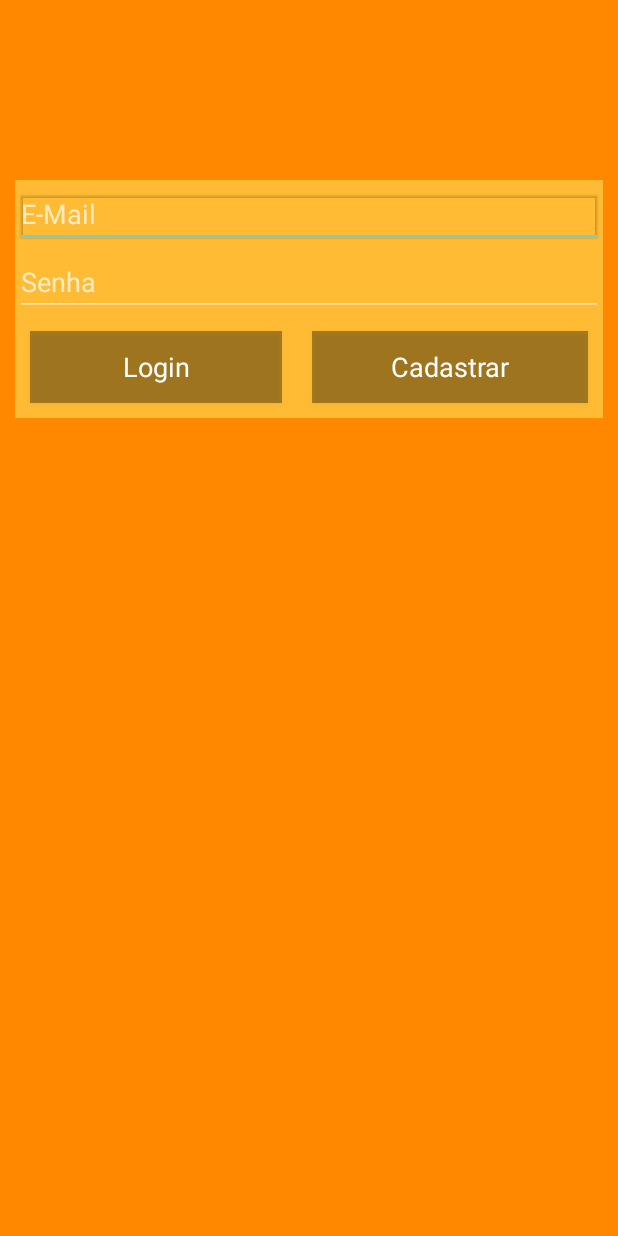
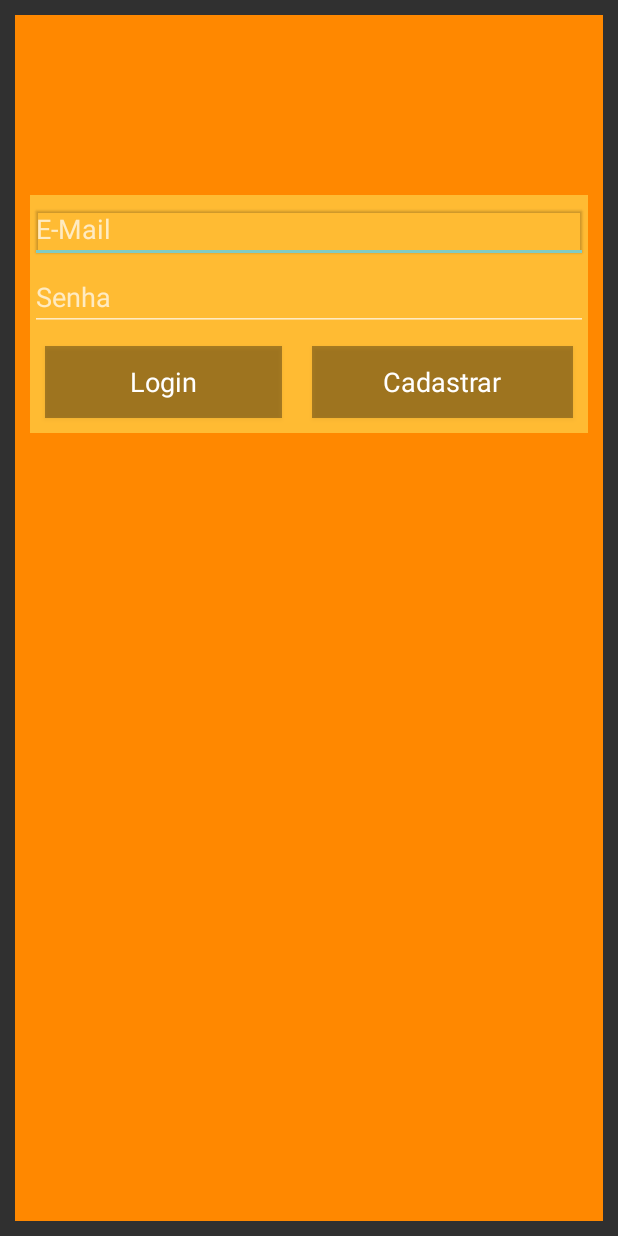
Before and after one commit to WallyssonChristian/LoginApp, an Android app: the screen it shows after launch (MainActivity), on a phone screen of 412 x 824 dp. Run offline under Robolectric (Android 15) with nearby library versions, the phone set to English and light mode, and no system bars.

```diff
--- a/app/src/main/java/com/example/administrador/loginapp/CriaBanco.java
+++ b/app/src/main/java/com/example/administrador/loginapp/CriaBanco.java
@@ -9,7 +9,7 @@ import android.database.sqlite.SQLiteOpenHelper;
 public class CriaBanco extends SQLiteOpenHelper {
     private static final String nome_Banco = "banco.db";
     protected static final String tabela = "filmes";
-    private static final String id = "_id";
+    protected static final String id = "_id";
     protected static final String titulo = "titulo";
     protected static final String categoria = "categoria";
     protected static final String classificacao = "classificacao";
--- a/app/src/main/java/com/example/administrador/loginapp/MainActivity.java
+++ b/app/src/main/java/com/example/administrador/loginapp/MainActivity.java
@@ -30,7 +30,8 @@ public class MainActivity extends AppCompatActivity {
         bt_login.setOnClickListener(new View.OnClickListener() {
             @Override
             public void onClick(View view) {
-
+                Intent telaConsulta = new Intent(MainActivity.this, ConsultaActivity.class);
+                startActivity(telaConsulta);
             }
         });
     }
--- a/app/src/main/res/layout/activity_cadastro.xml
+++ b/app/src/main/res/layout/activity_cadastro.xml
@@ -4,6 +4,10 @@
     xmlns:tools="http://schemas.android.com/tools"
     android:layout_width="match_parent"
     android:layout_height="match_parent"
-    tools:context="com.example.administrador.loginapp.CadastroActivity">
+    android:layout_marginBottom="@dimen/marginBottom"
+    android:layout_marginLeft="@dimen/marginLeft"
+    android:layout_marginRight="@dimen/marginRight"
+    android:layout_marginTop="@dimen/marginTop"
+    tools:context="com.example.administrador.loginapp.CadastroFilmeActivity">
 
 </android.support.constraint.ConstraintLayout>
--- a/app/src/main/res/layout/activity_cadastro_filme.xml
+++ b/app/src/main/res/layout/activity_cadastro_filme.xml
@@ -3,7 +3,11 @@
     android:id="@+id/Inser"
     android:layout_width="match_parent"
     android:layout_height="match_parent"
-    tools:context="com.example.administrador.loginapp.CadastroFilmeActivity">
+    tools:context="com.example.administrador.loginapp.CadastroFilmeActivity"
+    android:layout_marginBottom="@dimen/marginBottom"
+    android:layout_marginLeft="@dimen/marginLeft"
+    android:layout_marginRight="@dimen/marginRight"
+    android:layout_marginTop="@dimen/marginTop">
 
 
     <TextView
--- a/app/src/main/res/layout/activity_main.xml
+++ b/app/src/main/res/layout/activity_main.xml
@@ -4,6 +4,10 @@
     xmlns:tools="http://schemas.android.com/tools"
     android:layout_width="match_parent"
     android:layout_height="match_parent"
+    android:layout_marginBottom="@dimen/marginBottom"
+    android:layout_marginLeft="@dimen/marginLeft"
+    android:layout_marginRight="@dimen/marginRight"
+    android:layout_marginTop="@dimen/marginTop"
     android:background="@android:color/holo_orange_dark"
     tools:context="com.example.administrador.loginapp.MainActivity"
     android:orientation="vertical">
@@ -47,10 +51,10 @@
                 style="@android:style/Widget.Holo.Button"
                 android:layout_width="wrap_content"
                 android:layout_height="wrap_content"
-                android:layout_marginBottom="10dp"
-                android:layout_marginLeft="10dp"
-                android:layout_marginRight="10dp"
-                android:layout_marginTop="10dp"
+                android:layout_marginBottom="@dimen/marginBottom"
+                android:layout_marginLeft="@dimen/marginLeft"
+                android:layout_marginRight="@dimen/marginRight"
+                android:layout_marginTop="@dimen/marginTop"
                 android:layout_weight="1"
                 android:background="#55000000"
                 android:text="@string/login"
@@ -61,10 +65,10 @@
                 style="@android:style/Widget.Holo.Button"
                 android:layout_width="wrap_content"
                 android:layout_height="wrap_content"
-                android:layout_marginBottom="10dp"
-                android:layout_marginLeft="10dp"
-                android:layout_marginRight="10dp"
-                android:layout_marginTop="10dp"
+                android:layout_marginBottom="@dimen/marginBottom"
+                android:layout_marginLeft="@dimen/marginLeft"
+                android:layout_marginRight="@dimen/marginRight"
+                android:layout_marginTop="@dimen/marginTop"
                 android:layout_weight="1"
                 android:background="#55000000"
                 android:text="@string/cadastrar"
--- /dev/null
+++ b/app/src/main/res/values/dimens.xml
@@ -0,0 +1,16 @@
+<?xml version="1.0" encoding="utf-8"?>
+<resources>
+    <dimen name="marginTop">10dp</dimen>
+    <dimen name="marginRight">10dp</dimen>
+    <dimen name="marginBottom">10dp</dimen>
+    <dimen name="marginLeft">10dp</dimen>
+
+    <dimen name="HalfMarginDefault">5dp</dimen>
+    <dimen name="HalfMarginLeft">5dp</dimen>
+    <dimen name="HalfMarginRight">5dp</dimen>
+    <dimen name="HalfMarginBottom">5dp</dimen>
+    <dimen name="HalfMarginTop">5dp</dimen>
+
+    <dimen name="LayoutHeightDefault">45dp</dimen>
+
+</resources>
--- a/app/src/main/res/values/strings.xml
+++ b/app/src/main/res/values/strings.xml
@@ -4,4 +4,5 @@
     <string name="cadastrar">Cadastrar</string>
     <string name="email">E-Mail</string>
     <string name="senha">Senha</string>
+
 </resources>
```
Also changed, not shown: app/src/main/java/com/example/administrador/loginapp/BancoController.java (+14 -0 lines), app/src/main/java/com/example/administrador/loginapp/ConsultaActivity.java (+15 -1 lines), app/src/main/res/layout/activity_consulta.xml (+11 -33 lines), app/src/main/res/layout/layout_lista.xml (added, +61 -0 lines).
